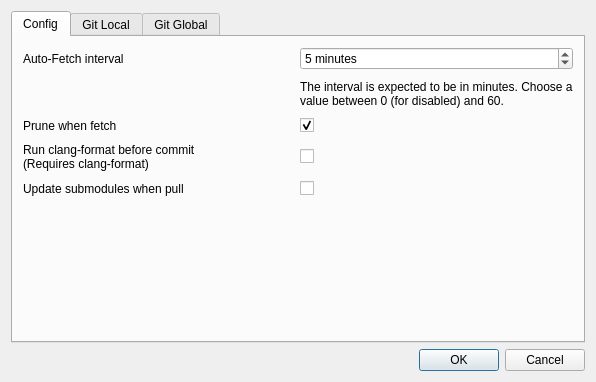
francescmm/GitQlient, file src/aux_widgets/RepoConfigDlg.ui: the form before one commit.
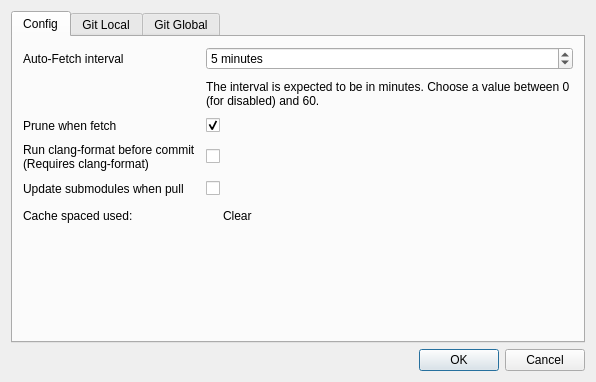
The form after the commit. Icons and pictures are not drawn. Custom widgets are drawn as their Qt base class.

Commit message: Adding cache size and clear option

What changed in the file:
```diff
--- a/src/aux_widgets/RepoConfigDlg.ui
+++ b/src/aux_widgets/RepoConfigDlg.ui
@@ -131,6 +131,47 @@
          </property>
         </widget>
        </item>
+       <item row="5" column="0">
+        <widget class="QLabel" name="label_4">
+         <property name="text">
+          <string>Cache spaced used:</string>
+         </property>
+        </widget>
+       </item>
+       <item row="5" column="1">
+        <layout class="QHBoxLayout" name="horizontalLayout">
+         <property name="spacing">
+          <number>10</number>
+         </property>
+         <item>
+          <widget class="QLabel" name="lCacheSize">
+           <property name="text">
+            <string/>
+           </property>
+          </widget>
+         </item>
+         <item>
+          <widget class="ButtonLink" name="pbClearCache">
+           <property name="text">
+            <string>Clear</string>
+           </property>
+          </widget>
+         </item>
+         <item>
+          <spacer name="horizontalSpacer">
+           <property name="orientation">
+            <enum>Qt::Horizontal</enum>
+           </property>
+           <property name="sizeHint" stdset="0">
+            <size>
+             <width>40</width>
+             <height>20</height>
+            </size>
+           </property>
+          </spacer>
+         </item>
+        </layout>
+       </item>
       </layout>
      </widget>
      <widget class="QWidget" name="tab">
@@ -166,6 +207,11 @@
   </layout>
  </widget>
  <customwidgets>
+  <customwidget>
+   <class>ButtonLink</class>
+   <extends>QLabel</extends>
+   <header>ButtonLink.hpp</header>
+  </customwidget>
   <customwidget>
    <class>CheckBox</class>
    <extends>QCheckBox</extends>
```
The commit also changes 2 other files.
